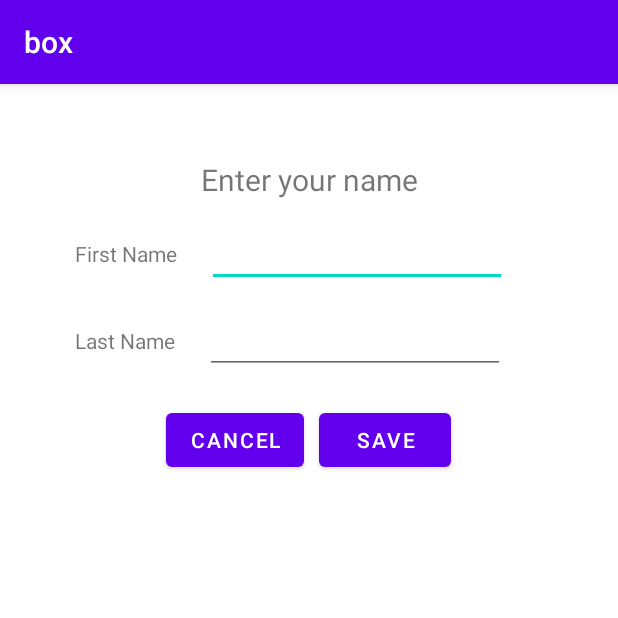
After one commit to mengchun0120/box, an Android app: the ProfileActivity screen opened directly, with no data from a screen before it, on a phone screen of 412 x 824 dp, the top half of it. The commit adds this screen. Run offline under Robolectric (Android 15) with nearby library versions, the phone set to English and light mode, and no system bars.

Commit message:
Added ProfileActivity

```diff
--- a/app/src/main/AndroidManifest.xml
+++ b/app/src/main/AndroidManifest.xml
@@ -18,6 +18,7 @@
 
         <activity
             android:name=".MainActivity"
+            android:screenOrientation="portrait"
             android:exported="true">
             <intent-filter>
                 <action android:name="android.intent.action.MAIN" />
@@ -25,10 +26,15 @@
                 <category android:name="android.intent.category.LAUNCHER" />
             </intent-filter>
         </activity>
-
         <activity
             android:name=".BoxActivity"
+            android:screenOrientation="portrait"
             android:exported="false" />
+        <activity
+            android:name=".ProfileActivity"
+            android:screenOrientation="portrait"
+            android:exported="false" />
+
     </application>
 
 </manifest>
--- a/app/src/main/java/com/mcdane/box/MainActivity.kt
+++ b/app/src/main/java/com/mcdane/box/MainActivity.kt
@@ -12,6 +12,7 @@ class MainActivity : AppCompatActivity() {
     private lateinit var difficultyLevels: RadioGroup
     private lateinit var singleGameButton: Button
     private lateinit var pvpGameButton: Button
+    private lateinit var profileButton: Button
     private lateinit var leaderboardButton: Button
 
     override fun onCreate(savedInstanceState: Bundle?) {
@@ -28,6 +29,9 @@ class MainActivity : AppCompatActivity() {
 
         pvpGameButton = findViewById(R.id.start_pvp_button)
         pvpGameButton.setOnClickListener{ onPvPGameClicked() }
+
+        profileButton = findViewById(R.id.profile_button)
+        profileButton.setOnClickListener{ onProfileClicked() }
 
         leaderboardButton = findViewById(R.id.leaderboard_button)
         leaderboardButton.setOnClickListener{ onLeaderboardClicked() }
@@ -57,6 +61,11 @@ class MainActivity : AppCompatActivity() {
         Log.i(TAG, "PvP Game")
     }
 
+    private fun onProfileClicked() {
+        val intent = Intent(this, ProfileActivity::class.java)
+        startActivity(intent)
+    }
+
     private fun onLeaderboardClicked() {
         Log.i(TAG, "Leaderboard")
     }
--- /dev/null
+++ b/app/src/main/java/com/mcdane/box/ProfileActivity.kt
@@ -0,0 +1,11 @@
+package com.mcdane.box
+
+import androidx.appcompat.app.AppCompatActivity
+import android.os.Bundle
+
+class ProfileActivity : AppCompatActivity() {
+    override fun onCreate(savedInstanceState: Bundle?) {
+        super.onCreate(savedInstanceState)
+        setContentView(R.layout.activity_profile)
+    }
+}
--- a/app/src/main/res/layout/activity_main.xml
+++ b/app/src/main/res/layout/activity_main.xml
@@ -4,7 +4,6 @@
     xmlns:tools="http://schemas.android.com/tools"
     android:layout_width="match_parent"
     android:layout_height="match_parent"
-    android:background="@color/white"
     android:orientation="vertical"
     tools:context=".MainActivity">
 
@@ -26,7 +25,6 @@
             android:text="@string/difficlty_level"
             android:layout_gravity="center"
             android:textSize="16sp"
-            android:textColor="@color/black"
             app:layout_constraintBottom_toTopOf="@+id/difficulty_levels"
             app:layout_constraintEnd_toEndOf="parent"
             app:layout_constraintStart_toStartOf="parent"
@@ -50,25 +48,24 @@
                 android:layout_height="wrap_content"
                 android:checked="true"
                 android:text="@string/easy_level"
-                android:textColor="@color/black" />
+                />
 
             <RadioButton
                 android:id="@+id/medium_button"
                 android:layout_width="100dp"
                 android:layout_height="wrap_content"
                 android:text="@string/medium_level"
-                android:textColor="@color/black" />
+                />
 
             <RadioButton
                 android:id="@+id/hard_button"
                 android:layout_width="100dp"
                 android:layout_height="wrap_content"
                 android:text="@string/hard_level"
-                android:textColor="@color/black" />
+                />
         </RadioGroup>
 
     </androidx.appcompat.widget.LinearLayoutCompat>
-
 
     <Button
         android:id="@+id/start_single_player_game_button"
@@ -80,8 +77,7 @@
         android:text="@string/start_single_player_game"
         app:layout_constraintEnd_toEndOf="parent"
         app:layout_constraintStart_toStartOf="parent"
-        app:layout_constraintTop_toBottomOf="@+id/difficult_level_container"
-        app:layout_constraintBottom_toTopOf="@+id/start_pvp_button" />
+        app:layout_constraintTop_toBottomOf="@+id/difficult_level_container" />
 
     <Button
         android:id="@+id/start_pvp_button"
@@ -89,12 +85,21 @@
         android:layout_height="wrap_content"
         android:layout_gravity="center"
         android:layout_marginTop="20dp"
-        android:layout_marginBottom="20dp"
         android:text="@string/start_pvp"
-        app:layout_constraintBottom_toTopOf="@+id/leaderboard_button"
         app:layout_constraintEnd_toEndOf="parent"
         app:layout_constraintStart_toStartOf="parent"
         app:layout_constraintTop_toBottomOf="@+id/start_single_player_game_button" />
+
+    <Button
+        android:id="@+id/profile_button"
+        android:layout_width="wrap_content"
+        android:layout_height="wrap_content"
+        android:layout_gravity="center"
+        android:text="@string/profile"
+        android:layout_marginTop="20dp"
+        app:layout_constraintStart_toStartOf="parent"
+        app:layout_constraintEnd_toEndOf="parent"
+        app:layout_constraintTop_toBottomOf="@+id/start_pvp_button" />
 
     <Button
         android:id="@+id/leaderboard_button"
@@ -104,10 +109,8 @@
         android:layout_marginTop="20dp"
         android:layout_marginBottom="300dp"
         android:text="@string/leaderboard"
-        app:layout_constraintBottom_toBottomOf="parent"
         app:layout_constraintEnd_toEndOf="parent"
         app:layout_constraintStart_toStartOf="parent"
-        app:layout_constraintTop_toBottomOf="@+id/start_pvp_button" />
-
+        app:layout_constraintTop_toBottomOf="@+id/profile_button" />
 
 </androidx.constraintlayout.widget.ConstraintLayout>
--- /dev/null
+++ b/app/src/main/res/layout/activity_profile.xml
@@ -0,0 +1,106 @@
+<?xml version="1.0" encoding="utf-8"?>
+<androidx.constraintlayout.widget.ConstraintLayout xmlns:android="http://schemas.android.com/apk/res/android"
+    xmlns:app="http://schemas.android.com/apk/res-auto"
+    xmlns:tools="http://schemas.android.com/tools"
+    android:layout_width="match_parent"
+    android:layout_height="match_parent"
+    tools:context=".ProfileActivity">
+
+    <TextView
+        android:id="@+id/profile_prompt"
+        android:layout_width="wrap_content"
+        android:layout_height="wrap_content"
+        android:text="@string/enter_name_prompt"
+        android:textSize="20sp"
+        android:layout_gravity="center"
+        android:layout_marginTop="50dp"
+        app:layout_constraintTop_toTopOf="parent"
+        app:layout_constraintStart_toStartOf="parent"
+        app:layout_constraintEnd_toEndOf="parent"
+        />
+
+    <LinearLayout
+        android:id="@+id/first_name"
+        android:layout_width="match_parent"
+        android:layout_height="wrap_content"
+        android:orientation="horizontal"
+        android:layout_marginTop="10dp"
+        app:layout_constraintTop_toBottomOf="@+id/profile_prompt"
+        app:layout_constraintStart_toStartOf="parent">
+
+        <TextView
+            android:id="@+id/first_name_label"
+            android:layout_width="wrap_content"
+            android:layout_height="wrap_content"
+            android:text="@string/first_name"
+            android:layout_marginStart="50dp"
+            />
+
+        <EditText
+            android:id="@+id/first_name_edit"
+            android:layout_width="200dp"
+            android:layout_height="wrap_content"
+            android:layout_marginStart="20dp"
+            android:inputType="textPersonName"
+            android:text=""
+            android:textSize="20sp" />
+
+    </LinearLayout>
+
+    <LinearLayout
+        android:id="@+id/last_name"
+        android:layout_width="match_parent"
+        android:layout_height="wrap_content"
+        android:orientation="horizontal"
+        android:layout_marginTop="10dp"
+        app:layout_constraintTop_toBottomOf="@+id/first_name"
+        app:layout_constraintStart_toStartOf="parent"
+        >
+
+        <TextView
+            android:id="@+id/last_name_label"
+            android:layout_width="wrap_content"
+            android:layout_height="wrap_content"
+            android:text="@string/last_name"
+            android:layout_marginStart="50dp"
+            />
+
+        <EditText
+            android:id="@+id/last_name_edit"
+            android:layout_width="200dp"
+            android:layout_height="wrap_content"
+            android:inputType="textPersonName"
+            android:text=""
+            android:textSize="20sp"
+            android:textColor="@color/black"
+            android:layout_marginStart="20dp"
+            android:autofillHints="Last Name" />
+
+    </LinearLayout>
+
+    <LinearLayout
+        android:layout_width="match_parent"
+        android:layout_height="wrap_content"
+        android:layout_marginTop="20dp"
+        android:orientation="horizontal"
+        android:gravity="center_horizontal"
+        app:layout_constraintTop_toBottomOf="@+id/last_name"
+        app:layout_constraintStart_toStartOf="parent"
+        >
+
+        <Button
+            android:id="@+id/cancel_name_button"
+            android:layout_width="wrap_content"
+            android:layout_height="wrap_content"
+            android:text="@string/cancel" />
+
+        <Button
+            android:id="@+id/save_name_button"
+            android:layout_width="wrap_content"
+            android:layout_height="wrap_content"
+            android:layout_marginStart="10dp"
+            android:text="@string/save" />
+
+    </LinearLayout>
+
+</androidx.constraintlayout.widget.ConstraintLayout>
--- a/app/src/main/res/values/strings.xml
+++ b/app/src/main/res/values/strings.xml
@@ -4,12 +4,16 @@
     <string name="ok">OK</string>
     <string name="start_single_player_game">Start Single Player Game</string>
     <string name="start_pvp">Start PvP</string>
+    <string name="profile">Profile</string>
     <string name="leaderboard">Leaderboard</string>
     <string name="easy_level">Easy</string>
     <string name="medium_level">Medium</string>
     <string name="hard_level">Hard</string>
     <string name="difficlty_level">Difficulty Level</string>
     <string name="title_activity_game">GameActivity</string>
-    <string name="dummy_button">Dummy Button</string>
-    <string name="dummy_content">DUMMY\nCONTENT</string>
+    <string name="enter_name_prompt">Enter your name</string>
+    <string name="first_name">First Name</string>
+    <string name="last_name">Last Name</string>
+    <string name="cancel">Cancel</string>
+    <string name="save">Save</string>
 </resources>
```
Also changed, not shown: 2 other files.
